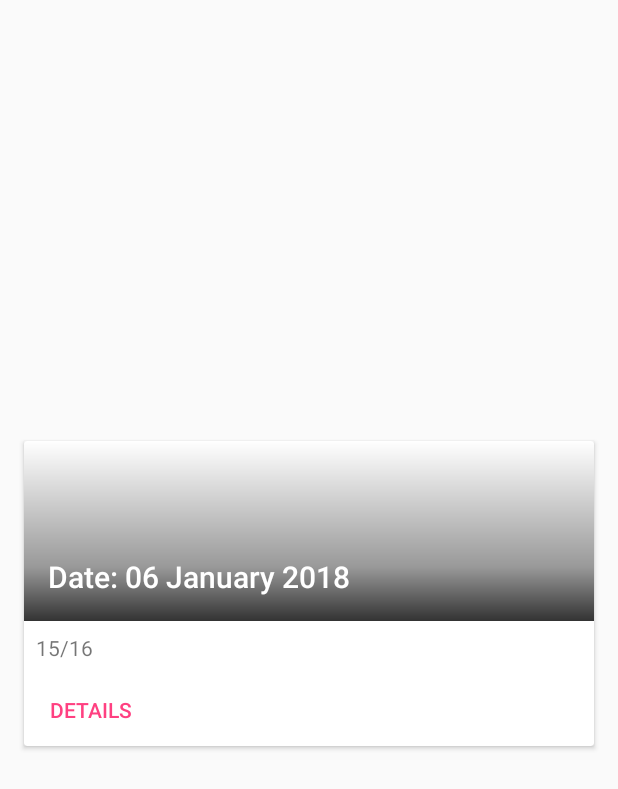
After one commit to fuvidani/android-geolocation, an Android app: the layout recyclerview_entry.xml on its own in the app's theme, with its tools: preview values and no code run, on a phone screen of 412 x 824 dp. The commit adds this screen. Shown: the top 789 px of the screen. Run offline under Robolectric (Android 15) with nearby library versions, the phone set to English and light mode, and no system bars.

Commit message:
add recycler view and adapter logic; add dummy report for testing UI

```diff
--- a/app/src/main/java/at/ac/tuwien/mnsa/geolocation/dto/DTOs.kt
+++ b/app/src/main/java/at/ac/tuwien/mnsa/geolocation/dto/DTOs.kt
@@ -77,3 +77,5 @@ open class Report(
 open class LocationServiceKey(
         var key: String = "test"
 ) : RealmObject()
+
+data class ReportDetailClickEvent(val reportId: Long)
--- /dev/null
+++ b/app/src/main/res/drawable/shape.xml
@@ -0,0 +1,13 @@
+<?xml version="1.0" encoding="utf-8"?>
+<shape xmlns:android="http://schemas.android.com/apk/res/android">
+
+  <!-- The content of the shape will go here. -->
+  <gradient
+    android:angle="90"
+    android:centerY="0.3"
+    android:startColor="#CC000000"
+    android:centerColor="#66000000"
+    android:endColor="#00000000"
+    android:type="linear" />
+
+</shape>
--- /dev/null
+++ b/app/src/main/res/layout/recyclerview_entry.xml
@@ -0,0 +1,61 @@
+<?xml version="1.0" encoding="utf-8"?>
+<android.support.v7.widget.CardView xmlns:android="http://schemas.android.com/apk/res/android"
+  xmlns:app="http://schemas.android.com/apk/res-auto"
+  android:layout_width="match_parent"
+  android:layout_height="wrap_content"
+  xmlns:tools="http://schemas.android.com/tools"
+  android:layout_gravity="center"
+  android:layout_marginBottom="@dimen/md_keylines"
+  android:layout_marginLeft="@dimen/md_keylines"
+  android:layout_marginRight="@dimen/md_keylines"
+  app:cardElevation="@dimen/card_elevation_rest"
+  app:cardMaxElevation="@dimen/card_elevation_picked"
+  android:foreground="?attr/selectableItemBackground"
+  android:focusable="true">
+
+  <RelativeLayout
+    android:layout_width="match_parent"
+    android:layout_height="wrap_content">
+
+    <android.support.v7.widget.AppCompatImageView
+      android:id="@+id/cardImage"
+      android:layout_width="match_parent"
+      android:layout_height="@dimen/card_image_height"
+      android:scaleType="centerCrop" />
+
+    <View
+      android:layout_width="match_parent"
+      android:layout_height="@dimen/card_image_height"
+      android:layout_gravity="bottom"
+      android:layout_alignBottom="@+id/cardImage"
+      android:background="@drawable/shape" />
+
+    <android.support.v7.widget.AppCompatTextView
+      android:id="@+id/cardTitle"
+      android:layout_width="wrap_content"
+      android:layout_height="wrap_content"
+      android:layout_alignBottom="@id/cardImage"
+      android:textAppearance="@style/TextAppearance.AppCompat.Title"
+      android:padding="@dimen/md_keylines"
+      android:textColor="@color/white"
+      tools:text="Date: 06 January 2018" />
+
+    <android.support.v7.widget.AppCompatTextView
+      android:id="@+id/measurementLocationTv"
+      android:layout_width="wrap_content"
+      android:layout_height="wrap_content"
+      android:layout_below="@id/cardTitle"
+      android:padding="8dp"
+      android:gravity="center_vertical"
+      tools:text="15/16" />
+
+    <android.support.v7.widget.AppCompatButton
+      android:id="@+id/details_button"
+      android:layout_width="wrap_content"
+      android:layout_height="wrap_content"
+      android:layout_below="@id/measurementLocationTv"
+      style="?android:attr/borderlessButtonStyle"
+      android:textColor="?attr/colorAccent"
+      android:text="@string/details_button" />
+  </RelativeLayout>
+</android.support.v7.widget.CardView>
--- /dev/null
+++ b/app/src/main/res/values/api.xml
@@ -0,0 +1,4 @@
+<?xml version="1.0" encoding="utf-8"?>
+<resources>
+  <string name="google_maps_key">AIzaSyCXCA0YAcVnDJ0cnJsvu-aepJFQAUtt_mQ</string>
+</resources>
--- a/app/src/main/res/values/colors.xml
+++ b/app/src/main/res/values/colors.xml
@@ -3,4 +3,5 @@
   <color name="colorPrimary">#3F51B5</color>
   <color name="colorPrimaryDark">#303F9F</color>
   <color name="colorAccent">#FF4081</color>
+  <color name="white">#FFFFFF</color>
 </resources>
--- a/app/src/main/res/values/dimens.xml
+++ b/app/src/main/res/values/dimens.xml
@@ -2,5 +2,11 @@
   <!-- Default screen margins, per the Android Design guidelines. -->
   <dimen name="activity_horizontal_margin">16dp</dimen>
   <dimen name="activity_vertical_margin">16dp</dimen>
+  <dimen name="md_keylines">16dp</dimen>
+  <dimen name="card_elevation_rest">2dp</dimen>
+  <dimen name="card_elevation_picked">8dp</dimen>
+  <dimen name="floating_button_elevation">12dp</dimen>
+  <dimen name="card_image_height">120dp</dimen>
+  <dimen name="card_title_height">40dp</dimen>
   <dimen name="fab_margin">16dp</dimen>
 </resources>
--- a/app/src/main/res/values/strings.xml
+++ b/app/src/main/res/values/strings.xml
@@ -3,4 +3,7 @@
   <string name="title_home">Home</string>
   <string name="title_dashboard">Dashboard</string>
   <string name="title_notifications">Notifications</string>
+  <string name="overview_title">History</string>
+  <string name="details_button">Details</string>
+  <string name="actual_location">%1$s / %2$s</string>
 </resources>
```
Also changed, not shown: app/build.gradle (+6 -1 lines), app/src/main/java/at/ac/tuwien/mnsa/geolocation/ui/MainActivity.kt (+12 -17 lines), app/src/main/java/at/ac/tuwien/mnsa/geolocation/ui/MainFragment.kt (+62 -8 lines), app/src/main/java/at/ac/tuwien/mnsa/geolocation/ui/ReportsRecyclerView.kt (added, +68 -0 lines), app/src/main/res/layout/activity_main.xml (+3 -41 lines), app/src/main/res/layout/fragment_main.xml (+38 -2 lines), app/src/main/res/drawable/default_placeholder.png (added).
